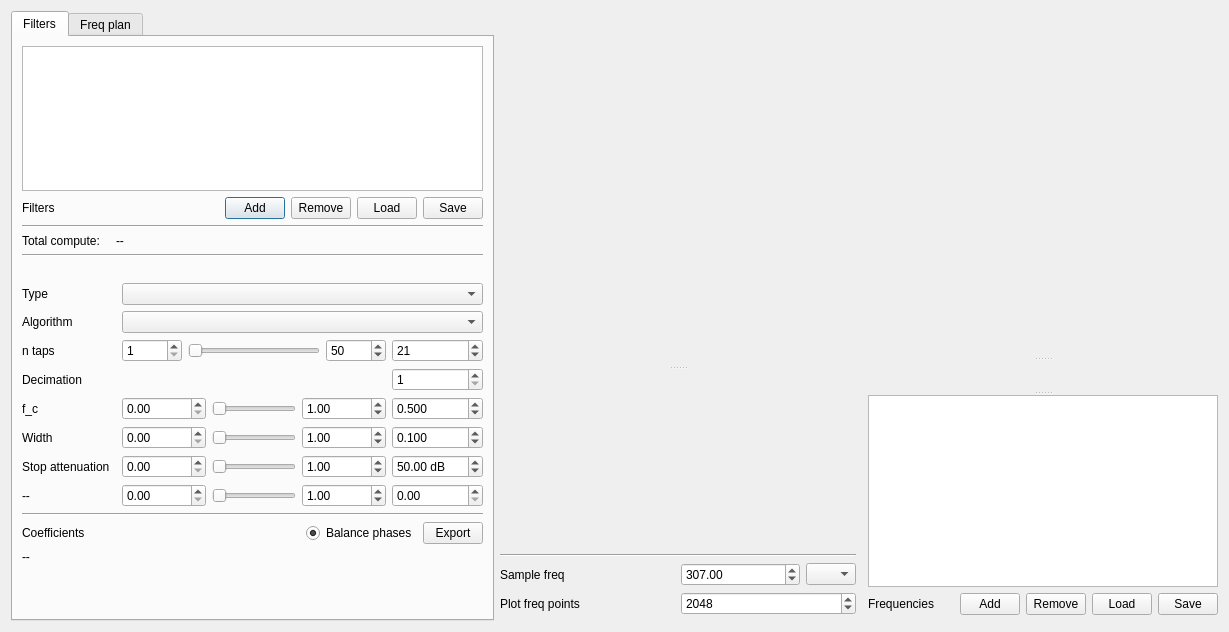
The window that fir_design_gui.ui (filiplindau/firdesign) describes before a commit, drawn with Qt 5.
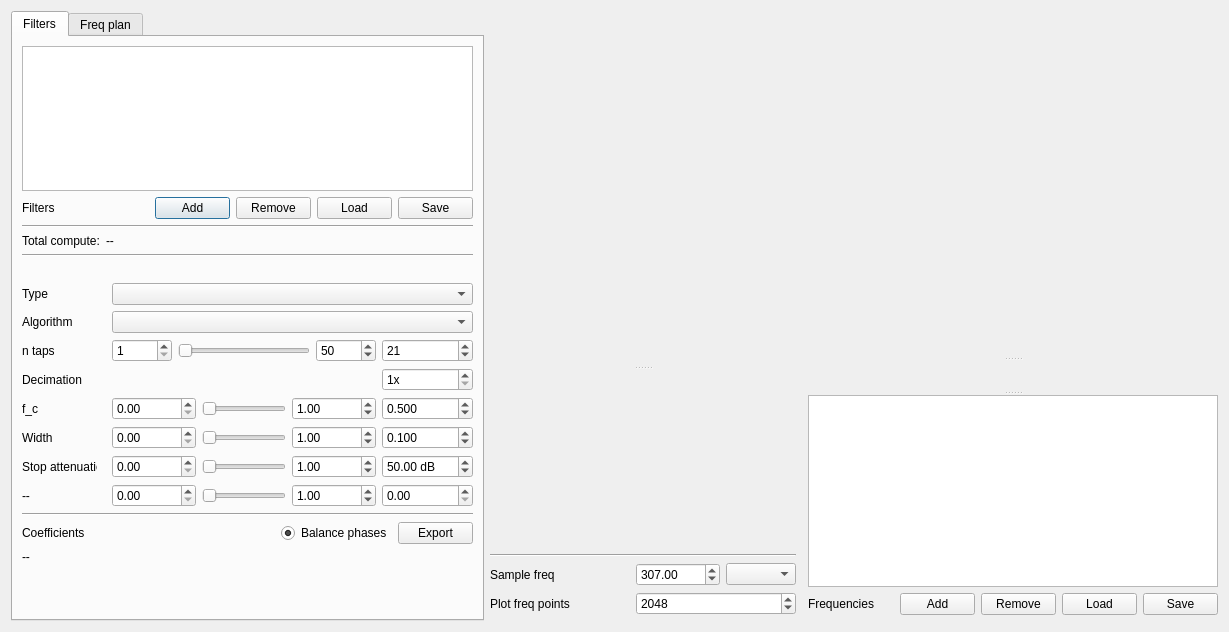
The same window after the commit. Custom widgets are drawn as their Qt base class.

Commit message: GUI widget sizes

Diff of the .ui file:
```diff
--- a/fir_design_gui.ui
+++ b/fir_design_gui.ui
@@ -18,7 +18,7 @@
     <widget class="QTabWidget" name="tabWidget">
      <property name="maximumSize">
       <size>
-       <width>500</width>
+       <width>700</width>
        <height>16777215</height>
       </size>
      </property>
@@ -39,6 +39,12 @@
        </item>
        <item row="9" column="0">
         <widget class="QLabel" name="label_3">
+         <property name="maximumSize">
+          <size>
+           <width>75</width>
+           <height>16777215</height>
+          </size>
+         </property>
          <property name="text">
           <string>Decimation</string>
          </property>
@@ -188,6 +194,12 @@
        </item>
        <item row="12" column="0">
         <widget class="QLabel" name="p2_label">
+         <property name="maximumSize">
+          <size>
+           <width>75</width>
+           <height>16777215</height>
+          </size>
+         </property>
          <property name="text">
           <string>Stop attenuation</string>
          </property>
@@ -202,6 +214,12 @@
        </item>
        <item row="6" column="0">
         <widget class="QLabel" name="label_2">
+         <property name="maximumSize">
+          <size>
+           <width>75</width>
+           <height>16777215</height>
+          </size>
+         </property>
          <property name="text">
           <string>Type</string>
          </property>
@@ -240,7 +258,7 @@
           <widget class="QPushButton" name="add_filter_button">
            <property name="maximumSize">
             <size>
-             <width>60</width>
+             <width>75</width>
              <height>16777215</height>
             </size>
            </property>
@@ -253,7 +271,7 @@
           <widget class="QPushButton" name="remove_filter_button">
            <property name="maximumSize">
             <size>
-             <width>60</width>
+             <width>75</width>
              <height>16777215</height>
             </size>
            </property>
@@ -266,7 +284,7 @@
           <widget class="QPushButton" name="load_filter_button">
            <property name="maximumSize">
             <size>
-             <width>60</width>
+             <width>75</width>
              <height>16777215</height>
             </size>
            </property>
@@ -279,7 +297,7 @@
           <widget class="QPushButton" name="save_filter_button">
            <property name="maximumSize">
             <size>
-             <width>60</width>
+             <width>75</width>
              <height>16777215</height>
             </size>
            </property>
@@ -308,6 +326,9 @@
        </item>
        <item row="9" column="3">
         <widget class="QSpinBox" name="decimation_spinbox">
+         <property name="suffix">
+          <string>x</string>
+         </property>
          <property name="minimum">
           <number>1</number>
          </property>
@@ -315,6 +336,12 @@
        </item>
        <item row="10" column="0">
         <widget class="QLabel" name="p0_label">
+         <property name="maximumSize">
+          <size>
+           <width>75</width>
+           <height>16777215</height>
+          </size>
+         </property>
          <property name="text">
           <string>f_c</string>
          </property>
@@ -456,6 +483,12 @@
        </item>
        <item row="8" column="0">
         <widget class="QLabel" name="label">
+         <property name="maximumSize">
+          <size>
+           <width>75</width>
+           <height>16777215</height>
+          </size>
+         </property>
          <property name="text">
           <string>n taps</string>
          </property>
@@ -506,6 +539,12 @@
        </item>
        <item row="7" column="0">
         <widget class="QLabel" name="label_7">
+         <property name="maximumSize">
+          <size>
+           <width>75</width>
+           <height>16777215</height>
+          </size>
+         </property>
          <property name="text">
           <string>Algorithm</string>
          </property>
@@ -535,6 +574,12 @@
        </item>
        <item row="13" column="0">
         <widget class="QLabel" name="p3_label">
+         <property name="maximumSize">
+          <size>
+           <width>75</width>
+           <height>16777215</height>
+          </size>
+         </property>
          <property name="text">
           <string>--</string>
          </property>
@@ -542,6 +587,12 @@
        </item>
        <item row="11" column="0">
         <widget class="QLabel" name="p1_label">
+         <property name="maximumSize">
+          <size>
+           <width>75</width>
+           <height>16777215</height>
+          </size>
+         </property>
          <property name="text">
           <string>Width</string>
          </property>
@@ -595,7 +646,7 @@
            </property>
            <property name="maximumSize">
             <size>
-             <width>60</width>
+             <width>75</width>
              <height>16777215</height>
             </size>
            </property>
@@ -705,13 +756,13 @@
           <widget class="QComboBox" name="sampling_freq_combobox">
            <property name="minimumSize">
             <size>
-             <width>30</width>
-             <height>0</height>
-            </size>
-           </property>
-           <property name="maximumSize">
-            <size>
              <width>50</width>
+             <height>0</height>
+            </size>
+           </property>
+           <property name="maximumSize">
+            <size>
+             <width>70</width>
              <height>16777215</height>
             </size>
            </property>
@@ -821,7 +872,7 @@
         <widget class="QPushButton" name="add_freq_button">
          <property name="maximumSize">
           <size>
-           <width>60</width>
+           <width>75</width>
            <height>16777215</height>
           </size>
          </property>
@@ -834,7 +885,7 @@
         <widget class="QPushButton" name="remove_freq_button">
          <property name="maximumSize">
           <size>
-           <width>60</width>
+           <width>75</width>
            <height>16777215</height>
           </size>
          </property>
@@ -847,7 +898,7 @@
         <widget class="QPushButton" name="load_freq_button">
          <property name="maximumSize">
           <size>
-           <width>60</width>
+           <width>75</width>
            <height>16777215</height>
           </size>
          </property>
@@ -860,7 +911,7 @@
         <widget class="QPushButton" name="save_freq_button">
          <property name="maximumSize">
           <size>
-           <width>60</width>
+           <width>75</width>
            <height>16777215</height>
           </size>
          </property>
```
The commit also changes 2 other files.
